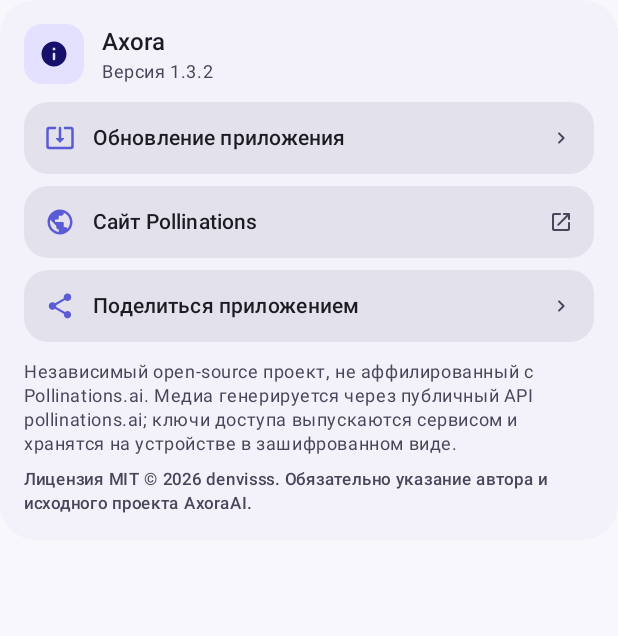
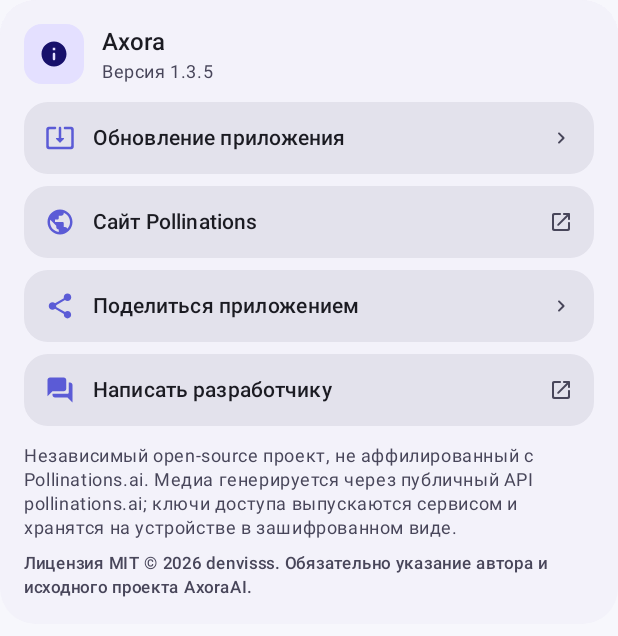
Before and after one commit to denvisss/AxoraAI, an Android app built with Jetpack Compose: the composable MainSettings called with empty values, on a phone screen of 412 x 824 dp. Shown: the top 636 px of the screen. Run offline under Robolectric (Android 15) with nearby library versions, the phone set to English and light mode, and no system bars.

Commit message:
Add 'Contact the developer' settings button opening the GitHub Discussions feedback thread; version 1.3.5

```diff
--- a/app/build.gradle.kts
+++ b/app/build.gradle.kts
@@ -25,8 +25,8 @@ android {
         applicationId = "com.axora.app"
         minSdk = 26
         targetSdk = 36
-        versionCode = 4
-        versionName = "1.3.2"
+        versionCode = 5
+        versionName = "1.3.5"
     }
 
     signingConfigs {
--- a/app/src/main/java/com/axora/app/ui/settings/SettingsScreen.kt
+++ b/app/src/main/java/com/axora/app/ui/settings/SettingsScreen.kt
@@ -29,6 +29,7 @@ import androidx.compose.material.icons.rounded.AutoAwesome
 import androidx.compose.material.icons.rounded.CheckCircle
 import androidx.compose.material.icons.rounded.ChevronRight
 import androidx.compose.material.icons.rounded.CleaningServices
+import androidx.compose.material.icons.rounded.Forum
 import androidx.compose.material.icons.rounded.Image
 import androidx.compose.material.icons.rounded.Info
 import androidx.compose.material.icons.rounded.Key
@@ -72,6 +73,7 @@ private const val MODEL_KLEIN = "black-forest-labs/flux.2-klein-4b"
 private const val MODEL_KONTEXT = "black-forest-labs/flux.1-kontext-pro"
 private const val MODEL_FLUX_PRO = "black-forest-labs/flux.2-pro"
 private const val TEXT_MODEL_QWEN = "qwen/qwen3guard-gen-8b"
+private const val FEEDBACK_URL = "https://github.com/denvisss/AxoraAI/discussions/1"
 
 @OptIn(ExperimentalMaterial3Api::class)
 @Composable
@@ -448,6 +450,15 @@ private fun MainSettings(
                     putExtra(Intent.EXTRA_TEXT, shareText)
                 }
                 context.startActivity(Intent.createChooser(intent, shareTitle))
+            }
+        )
+        Spacer(modifier = Modifier.height(8.dp))
+        LinkRow(
+            icon = Icons.Rounded.Forum,
+            title = stringResource(R.string.about_feedback),
+            trailingIcon = Icons.AutoMirrored.Rounded.OpenInNew,
+            onClick = {
+                context.startActivity(Intent(Intent.ACTION_VIEW, FEEDBACK_URL.toUri()))
             }
         )
         Spacer(modifier = Modifier.height(12.dp))
--- a/app/src/main/res/values/strings.xml
+++ b/app/src/main/res/values/strings.xml
@@ -146,6 +146,7 @@
     <string name="about_site">Сайт Pollinations</string>
     <string name="about_share">Поделиться приложением</string>
     <string name="about_share_text">Axora — генерация изображений и текста через Pollinations AI. https://pollinations.ai</string>
+    <string name="about_feedback">Написать разработчику</string>
     <string name="about_disclaimer">Независимый open-source проект, не аффилированный с Pollinations.ai. Медиа генерируется через публичный API pollinations.ai; ключи доступа выпускаются сервисом и хранятся на устройстве в зашифрованном виде.</string>
     <string name="about_license">Лицензия MIT © 2026 denvisss. Обязательно указание автора и исходного проекта AxoraAI.</string>
 
```
Also changed, not shown: 2 other files.
